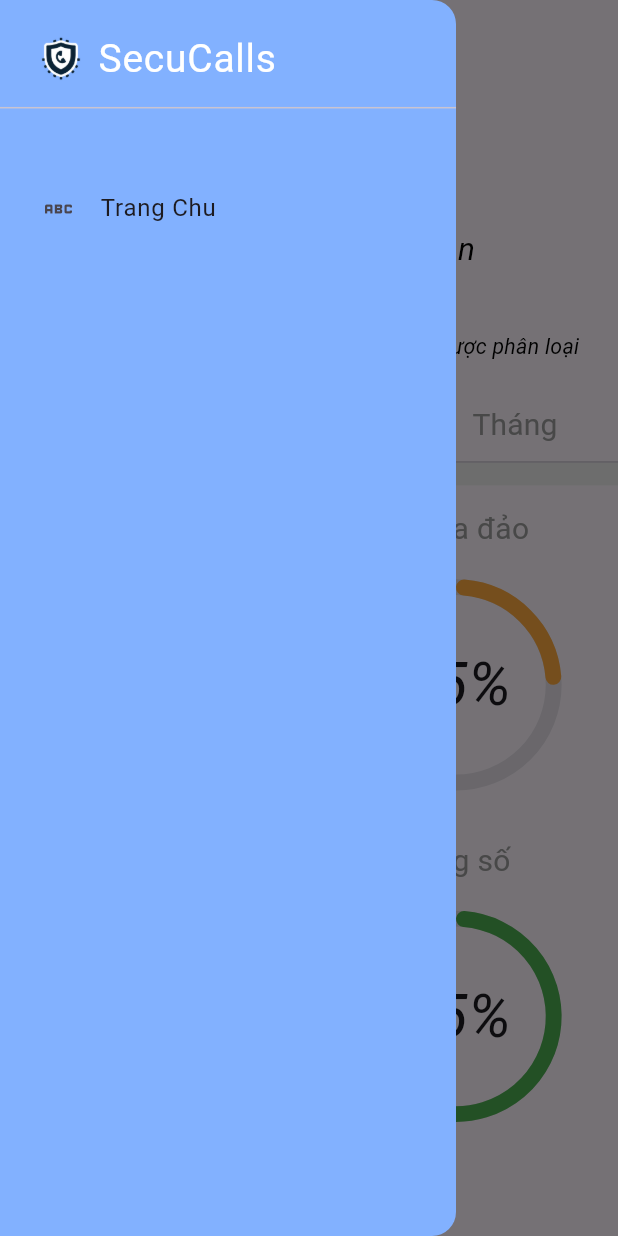
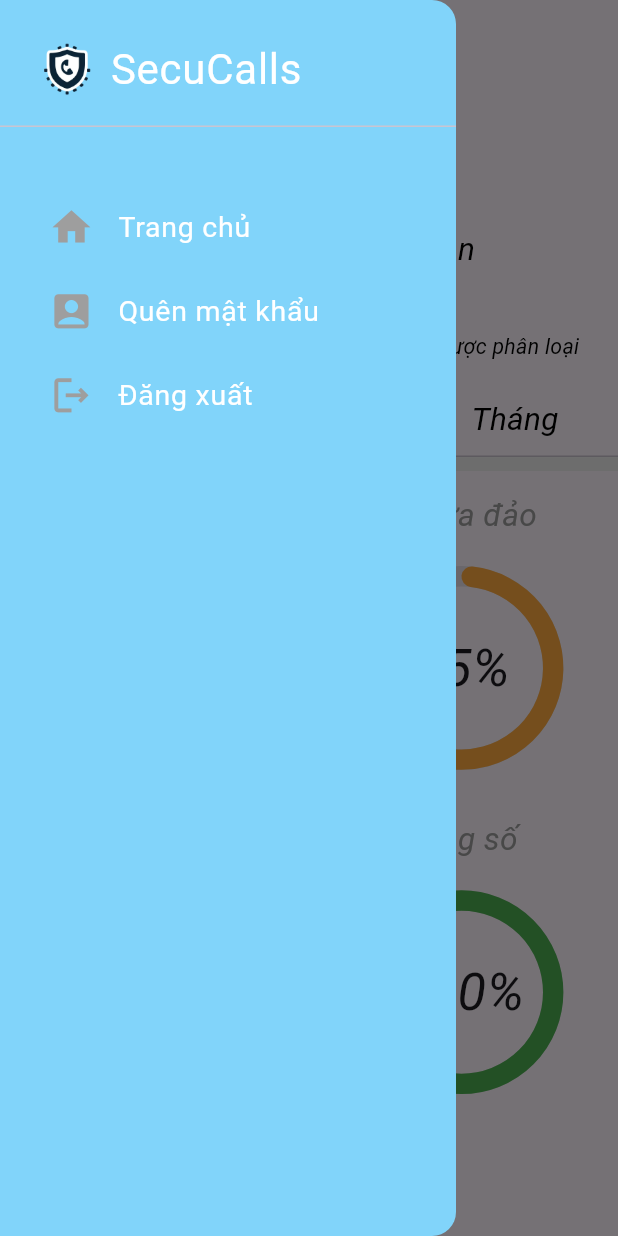
Before and after one commit to ngthanhtra165/SecuCalls, a Flutter app: the DashboardScreen screen opened by its route, with the side drawer open, on a phone screen of 412 x 824 dp. Run offline on Flutter 3.47's test engine with Material 3 defaults, Android fonts, the light colour scheme and no system bars; drawn by our look-alikes of syncfusion_flutter_gauges; our stand-ins replace flutter_screenutil, syncfusion_flutter_charts; Roboto replaces fonts that are missing (ABeeZee).

Commit message:
finish all standard screen

```diff
--- a/lib/common/radial_chart.dart
+++ b/lib/common/radial_chart.dart
@@ -1,4 +1,6 @@
 import 'package:flutter/material.dart';
+import 'package:flutter_screenutil/flutter_screenutil.dart';
+import 'package:secucalls/constant/style.dart';
 import 'package:syncfusion_flutter_charts/charts.dart' as chart;
 import 'package:syncfusion_flutter_gauges/gauges.dart';
 
@@ -7,30 +9,33 @@ class RadialChart extends StatelessWidget {
   final double value;
   final Color color;
 
-
   RadialChart({required this.label, required this.value, required this.color});
 
   @override
   Widget build(BuildContext context) {
-    final _width = MediaQuery.of(context).size.width / 2 - 30;
-    const _valueFontSize = 40.0;
+    final _width = MediaQuery.of(context).size.width / 2 - 40.w;
+    const _valueFontSize = 35.0;
     const _fontFamily = 'ABeeZee';
     return Column(
       children: [
-        const SizedBox(
-          height: 15,
+        SizedBox(
+          height: 20.h,
         ),
         SizedBox(
           width: _width,
-          height: 30,
-          child: Text(label, style: TextStyle(
-            fontSize: 20,
-            color: Colors.grey.shade500
-          ), textAlign: TextAlign.center),
+          height: 55.h,
+          child: FittedBox(
+            fit: BoxFit.scaleDown,
+            child: Text(
+              label,
+              style: textGray21Italic,
+              textAlign: TextAlign.center,
             ),
-        SizedBox(
+          ),
+        ),
+        Expanded(
+          child: SizedBox(
             width: _width,
-          height: _width,
             child: SfRadialGauge(
               axes: <RadialAxis>[
                 RadialAxis(
@@ -40,7 +45,7 @@ class RadialChart extends StatelessWidget {
                     endAngle: 270,
                     radiusFactor: 0.8,
                     axisLineStyle: const AxisLineStyle(
-                      thicknessUnit: GaugeSizeUnit.factor, thickness: 0.15),
+                        thicknessUnit: GaugeSizeUnit.factor, thickness: 0.20),
                     annotations: <GaugeAnnotation>[
                       GaugeAnnotation(
                           angle: 180,
@@ -77,14 +82,13 @@ class RadialChart extends StatelessWidget {
                               colors: <Color>[color, color],
                               stops: const <double>[0.25, 0.75]),
                           color: const Color(0xFF00A8B5),
-                        width: 0.15),
+                          width: 0.20),
                     ]),
               ],
+            ),
           ),
         )
       ],
     );
-
   }
-
 }
--- a/lib/constant/style.dart
+++ b/lib/constant/style.dart
@@ -87,13 +87,28 @@ const TextStyle textWhite21Italic = TextStyle(
   fontWeight: FontWeight.w400,
   fontSize: 21,
   color: Colors.white,
+  fontStyle: FontStyle.italic,
+);
+
+const TextStyle textWhite21 = TextStyle(
+  fontFamily: "ABeeZee",
+  fontWeight: FontWeight.w400,
+  fontSize: 21,
+  color: Colors.white,
   fontStyle: FontStyle.normal,
 );
 
-const TextStyle textWhite26Italic = TextStyle(
+const TextStyle textWhite19 = TextStyle(
   fontFamily: "ABeeZee",
   fontWeight: FontWeight.w400,
-  fontSize: 26,
+  fontSize: 19,
   color: Colors.white,
   fontStyle: FontStyle.normal,
 );
+const TextStyle textWhite28Italic = TextStyle(
+  fontFamily: "ABeeZee",
+  fontWeight: FontWeight.w400,
+  fontSize: 28,
+  color: Colors.white,
+  fontStyle: FontStyle.normal,
+);
--- a/lib/generate_route.dart
+++ b/lib/generate_route.dart
@@ -1,3 +1,5 @@
+// ignore_for_file: non_constant_identifier_names
+
 import 'package:flutter/material.dart';
 import 'package:secucalls/screen/dashboard/dashboard_screen.dart';
 import 'package:secucalls/screen/forget_password/forget_password_screen.dart';
@@ -7,14 +9,32 @@ import 'package:secucalls/screen/register/register_screen.dart';
 Route<dynamic> generateRoute(RouteSettings settings) {
   switch (settings.name) {
     case "/Login":
-      return PageRouteBuilder(pageBuilder: (context, animation, secondaryAnimation) => const LoginScreen());
+      return _createRoute(const LoginScreen());
     case "/Register":
-      return PageRouteBuilder(pageBuilder: (context, animation, secondaryAnimation) => const RegisterScreen());
+      return _createRoute(const RegisterScreen());
     case "/ForgetPassword":
-      return PageRouteBuilder(pageBuilder: (context, animation, secondaryAnimation) => const ForgetPasswordScreen());
+      return _createRoute(const ForgetPasswordScreen());
     case "/Dashboard":
-      return PageRouteBuilder(pageBuilder: (context, animation, secondaryAnimation) => const DashboardScreen());
+      return _createRoute(const DashboardScreen());
     default:
-      return PageRouteBuilder(pageBuilder: (context, animation, secondaryAnimation) => const LoginScreen());
+      return _createRoute(const LoginScreen());
   }
 }
+
+Route _createRoute(Widget toScreen) {
+  return PageRouteBuilder(
+    pageBuilder: (context, animation, secondaryAnimation) => toScreen,
+    transitionsBuilder: (context, animation, secondaryAnimation, child) {
+      const begin = Offset(1.0, 0.0);
+      const end = Offset.zero;
+      const curve = Curves.ease;
+
+      var tween = Tween(begin: begin, end: end).chain(CurveTween(curve: curve));
+
+      return SlideTransition(
+        position: animation.drive(tween),
+        child: child,
+      );
+    },
+  );
+}
--- a/lib/screen/dashboard/dashboard_screen.dart
+++ b/lib/screen/dashboard/dashboard_screen.dart
@@ -1,3 +1,5 @@
+// ignore_for_file: no_leading_underscores_for_local_identifiers
+
 import 'package:flutter/material.dart';
 import 'package:flutter_screenutil/flutter_screenutil.dart';
 import 'package:secucalls/common/appbar.dart';
@@ -25,6 +27,24 @@ class _DashboardScreenState extends State<DashboardScreen>
     _tabController = TabController(length: 3, vsync: this);
   }
 
+  final GlobalKey<ScaffoldState> _scaffoldKey = GlobalKey<ScaffoldState>();
+
+  void tapOnForgetPasswordButton() {
+    print('move to forget password');
+    Navigator.of(context).pushNamed('/ForgetPassword');
+    _scaffoldKey.currentState?.openEndDrawer();
+  }
+
+  void tapOnLogOutButton() {
+    print('move to log out');
+    Navigator.pushNamedAndRemoveUntil(context, '/Login', (route) => false);
+  }
+
+  void tapOnHomeButton() {
+    print('home');
+    _scaffoldKey.currentState?.openEndDrawer();
+  }
+
   late String number;
   late final TabController _tabController;
 
@@ -34,52 +54,11 @@ class _DashboardScreenState extends State<DashboardScreen>
       designSize: fullScreenPortraitSize,
       child: SafeArea(
         child: Scaffold(
-          drawer: Drawer(
-            backgroundColor: Colors.blueAccent.shade100,
-            child: ListView(
-              children: [
-                SizedBox(
-                  height: height_drawer_header.h,
-                  width: double.infinity,
-                  child: DrawerHeader(
-                    child: Row(
-                      mainAxisAlignment: MainAxisAlignment.start,
-                      crossAxisAlignment: CrossAxisAlignment.center,
-                      children: [
-                        Image.asset(
-                          alignment : Alignment.bottomCenter,
-                          "lib/assets/logo.png",
-                          width: size_logo.width.w,
-                          height: size_logo.height.h,
-                        ),
-                        const FittedBox(
-                          fit: BoxFit.scaleDown,
-                          child: Text(
-                            title_appbar,
-                            style: textWhite26Italic,
-                          ),
-                        ),
-                      ],
-                    ),
-                  ),
-                ),
-                SizedBox(height: top_margin_drawer_item.h,),
-                Padding(
-                  padding: EdgeInsets.only(left: left_margin_drawer_item.w,),
-                  child: Column(
-                    mainAxisAlignment: MainAxisAlignment.start,
-                    children: [
-                      ListTile(
-                        leading: Icon(Icons.abc),
-                        title: Text("Trang Chu"),
-                        onTap: () {},
-                      ),
-                    ],
-                  ),
-                ),
-
-              ],
-            ),
+          key: _scaffoldKey,
+          drawer: CustomDrawer(
+            tapOnForgetPasswordButton: tapOnForgetPasswordButton,
+            tapOnHomeButton: tapOnHomeButton,
+            tapOnLogOutButton: tapOnLogOutButton,
           ),
           // You can design your splash screen UI here
           resizeToAvoidBottomInset: false,
@@ -94,7 +73,170 @@ class _DashboardScreenState extends State<DashboardScreen>
           body: Column(
             mainAxisAlignment: MainAxisAlignment.start,
             children: [
+              CustomTotalFigure(number: number),
               SizedBox(
+                height: 10.h,
+              ),
+              CustomTabBar(tabController: _tabController),
+              Container(
+                height: 15.h,
+                decoration: BoxDecoration(color: Colors.grey.shade200),
+              ),
+              CustomTabBarView(tabController: _tabController)
+            ],
+          ),
+        ),
+      ),
+    );
+  }
+
+  @override
+  void dispose() {
+    super.dispose();
+    _tabController.dispose();
+  }
+}
+
+class CustomDrawer extends StatelessWidget {
+  const CustomDrawer({
+    super.key,
+    required this.tapOnForgetPasswordButton,
+    required this.tapOnHomeButton,
+    required this.tapOnLogOutButton,
+  });
+  final VoidCallback tapOnForgetPasswordButton;
+  final VoidCallback tapOnHomeButton;
+  final VoidCallback tapOnLogOutButton;
+
+  @override
+  Widget build(BuildContext context) {
+    return Drawer(
+      backgroundColor: Colors.lightBlue.shade200,
+      child: ListView(
+        children: [
+          SizedBox(
+            height: height_drawer_header.h,
+            width: double.infinity,
+            child: DrawerHeader(
+              child: Row(
+                mainAxisAlignment: MainAxisAlignment.start,
+                crossAxisAlignment: CrossAxisAlignment.center,
+                children: [
+                  Image.asset(
+                    alignment: Alignment.bottomCenter,
+                    "lib/assets/logo.png",
+                    width: size_logo.width.w,
+                    height: size_logo.height.h,
+                  ),
+                  const FittedBox(
+                    fit: BoxFit.scaleDown,
+                    child: Text(
+                      title_appbar,
+                      style: textWhite28Italic,
+                    ),
+                  ),
+                ],
+              ),
+            ),
+          ),
+          SizedBox(
+            height: top_margin_drawer_item.h,
+          ),
+          Padding(
+            padding: EdgeInsets.only(
+              left: left_margin_drawer_item.w,
+            ),
+            child: Column(
+              mainAxisAlignment: MainAxisAlignment.start,
+              children: [
+                CustomListTile(
+                  title: title_drawer_item_1,
+                  icon: Icons.home,
+                  onPress: tapOnHomeButton,
+                ),
+                CustomListTile(
+                  title: title_drawer_item_2,
+                  icon: Icons.account_box,
+                  onPress: tapOnForgetPasswordButton,
+                ),
+                CustomListTile(
+                  title: title_drawer_item_3,
+                  icon: Icons.logout_outlined,
+                  onPress: tapOnLogOutButton,
+                ),
+              ],
+            ),
+          ),
+        ],
+      ),
+    );
+  }
+}
+
+class CustomListTile extends StatelessWidget {
+  const CustomListTile({
+    super.key,
+    required this.title,
+    required this.icon,
+    required this.onPress,
+  });
+  final String title;
+  final IconData icon;
+  final VoidCallback onPress;
+  @override
+  Widget build(BuildContext context) {
+    return ListTile(
+      leading: Icon(
+        icon,
+        size: size_icon.height.h,
+        color: Colors.grey,
+      ),
+      title: Text(
+        title,
+        style: textWhite19,
+      ),
+      onTap: onPress,
+    );
+  }
+}
+
+class CustomTabBarView extends StatelessWidget {
+  const CustomTabBarView({
+    super.key,
+    required TabController tabController,
+  }) : _tabController = tabController;
+
+  final TabController _tabController;
+
+  @override
+  Widget build(BuildContext context) {
+    return Expanded(
+      child: SizedBox(
+        width: double.infinity,
+        child: TabBarView(
+          controller: _tabController,
+          children: const <Widget>[
+            DashboardPanel(percentageList: [20.0, 75.0, 80.0, 100.0]),
+            DashboardPanel(percentageList: [30.0, 65.0, 50.0, 75.0]),
+            DashboardPanel(percentageList: [60.0, 35.0, 20.0, 15.0]),
+          ],
+        ),
+      ),
+    );
+  }
+}
+
+class CustomTotalFigure extends StatelessWidget {
+  const CustomTotalFigure({
+    super.key,
+    required this.number,
+  });
+
+  final String number;
+
+  @override
+  Widget build(BuildContext context) {
+    return SizedBox(
       height: size_display_box.height.h,
       width: double.infinity,
       child: Column(
@@ -152,13 +294,24 @@ class _DashboardScreenState extends State<DashboardScreen>
           ),
         ],
       ),
-              ),
-              const SizedBox(
-                height: 10,
-              ),
-              TabBar(
+    );
+  }
+}
+
+class CustomTabBar extends StatelessWidget {
+  const CustomTabBar({
+    super.key,
+    required TabController tabController,
+  }) : _tabController = tabController;
+
+  final TabController _tabController;
+
+  @override
+  Widget build(BuildContext context) {
+    return TabBar(
       controller: _tabController,
       labelColor: Colors.black,
+      indicatorSize: TabBarIndicatorSize.tab,
       indicatorColor: Colors.black,
       unselectedLabelColor: Colors.grey.shade500,
       padding: EdgeInsets.zero,
@@ -166,101 +319,89 @@ class _DashboardScreenState extends State<DashboardScreen>
         Tab(
           child: SizedBox(
             width: MediaQuery.of(context).size.width / 3,
-                      child: const Text(text_day, textAlign: TextAlign.center, style: TextStyle(
-                          fontSize: 20,
-                          fontWeight: FontWeight.normal,
-                          fontFamily: "ABeeZee"
-                      ),),
+            child: const Text(
+              text_day,
+              textAlign: TextAlign.center,
+              style: textBlack21Italic,
+            ),
           ),
         ),
         Tab(
           child: SizedBox(
             width: MediaQuery.of(context).size.width / 3,
-                      child: const Text(text_week, textAlign: TextAlign.center, style: TextStyle(
-                          fontSize: 20,
-                          fontWeight: FontWeight.normal,
-                          fontFamily: "ABeeZee"
-                      ),),
+            child: const Text(
+              text_week,
+              textAlign: TextAlign.center,
+              style: textBlack21Italic,
+            ),
           ),
         ),
         Tab(
           child: SizedBox(
             width: MediaQuery.of(context).size.width / 3,
-                      child: const Text(text_month, textAlign: TextAlign.center, style: TextStyle(
-                          fontSize: 20,
-                          fontWeight: FontWeight.normal,
-                          fontFamily: "ABeeZee"
-                      ),),
+            child: const Text(
+              text_month,
+              textAlign: TextAlign.center,
+              style: textBlack21Italic,
+            ),
           ),
         ),
       ],
-              ),
-              Container(
-                height: 15,
-                decoration: BoxDecoration(color: Colors.grey.shade200),
-              ),
-              SizedBox(
-                width: MediaQuery.of(context).size.width,
-                height: MediaQuery.of(context).size.height -
-                    350, // Check lại, trừ đi height của đoạn phía trên tab bar để responsive
-                child: TabBarView(
-                  controller: _tabController,
-                  children: <Widget>[
-                    DashboardPanel(type: text_day),
-                    DashboardPanel(type: text_week),
-                    DashboardPanel(type: text_month),
-                  ],
-                ),
-              )
-            ],
-          ),
-        ),
-      ),
     );
-  }
-
-  @override
-  void dispose() {
-    super.dispose();
-    _tabController.dispose();
   }
 }
 
 class DashboardPanel extends StatelessWidget {
-  final String type;
-
-  DashboardPanel({required this.type});
+  const DashboardPanel({super.key, required this.percentageList});
+  final List<dynamic> percentageList;
 
   @override
   Widget build(BuildContext context) {
-    // mock call api, sau thay bằng giá trị trả về từ api
-    final double _trashNumber = type == text_day ? 75.0 : type == text_week ? 64.0 : 32.0;
-    final double _cheatNumber = type == text_day ? 25.0 : type == text_week ? 30.0 : 17.0;
-    final double _adsNumber = type == text_day ? 50.0 : type == text_week ? 37.0 : 22.0;
-    final double _totalNumber = type == text_day ? 75.0 : type == text_week ? 80.0 : 66.0;
+    final double _trashNumber = percentageList[0];
+    final double _cheatNumber = percentageList[1];
+    final double _adsNumber = percentageList[2];
+    final double _totalNumber = percentageList[3];
+    final double height_row = height_tab_bar_view.h / 2;
     return Container(
-      padding: const EdgeInsets.symmetric(horizontal: 20),
-      width: MediaQuery.of(context).size.width,
+      padding: EdgeInsets.symmetric(horizontal: 20.h),
+      width: double.infinity,
       child: Column(
         children: [
-          Row(
+          SizedBox(
+            height: height_row,
+            child: Row(
               mainAxisAlignment: MainAxisAlignment.spaceBetween,
               children: [
                 RadialChart(
-                  label: "Số rác",
+                  label: text_sorac,
                   value: _trashNumber,
-                  color: Colors.deepOrange.shade300),
+                  color: Colors.deepOrange.shade300,
+                ),
                 RadialChart(
-                  label: "Số lừa đảo", value: _cheatNumber, color: Colors.orangeAccent)
+                  label: text_soluadao,
+                  value: _cheatNumber,
+                  color: Colors.orangeAccent,
+                ),
               ],
             ),
-          Row(
+          ),
+          SizedBox(
+            height: height_row,
+            child: Row(
               mainAxisAlignment: MainAxisAlignment.spaceBetween,
               children: [
                 RadialChart(
-                  label: text_soquangcao, value: _adsNumber, color: Colors.pinkAccent),
-              RadialChart(label: "Tổng số", value: _totalNumber, color: Colors.green)
+                  label: text_soquangcao,
+                  value: _adsNumber,
+                  color: Colors.pinkAccent,
+                ),
+                RadialChart(
+                  label: text_tongso,
+                  value: _totalNumber,
+                  color: Colors.green,
+                )
               ],
+            ),
           )
         ],
       ),
--- a/lib/screen/dashboard/dashboard_screen_def.dart
+++ b/lib/screen/dashboard/dashboard_screen_def.dart
@@ -22,9 +22,15 @@ const double top_margin_sub_title = 50;
 const double left_margin_sub_title = 47;
 const double height_tab_bar = 120;
 const double top_margin_tab_bar_view = 20;
-const double height_drawer_header = 130;
+const double height_drawer_header = 150;
 const double top_margin_drawer_item = 50;
-const double left_margin_drawer_item = 20;
+const double left_margin_drawer_item = 30;
 
 const Size size_display_box = Size(750 , 315);
-const Size size_logo = Size(90, 90);
+const double height_tab_bar_view = 700;
+const Size size_logo = Size(105, 105);
+const Size size_icon = Size(49, 49);
+// Drawer
+const String title_drawer_item_1 = "Trang chủ";
+const String title_drawer_item_2 = "Quên mật khẩu";
+const String title_drawer_item_3 = "Đăng xuất";
--- a/pubspec.yaml
+++ b/pubspec.yaml
@@ -18,7 +18,7 @@ description: "A new Flutter module project."
 version: 1.0.0+1
 
 environment:
-  sdk: '3.2.3'
+  sdk: '3.2.4'
 
 dependencies:
   flutter:
```
Also changed, not shown: pubspec.lock. Lines whose indentation alone changed are shown as unchanged.
